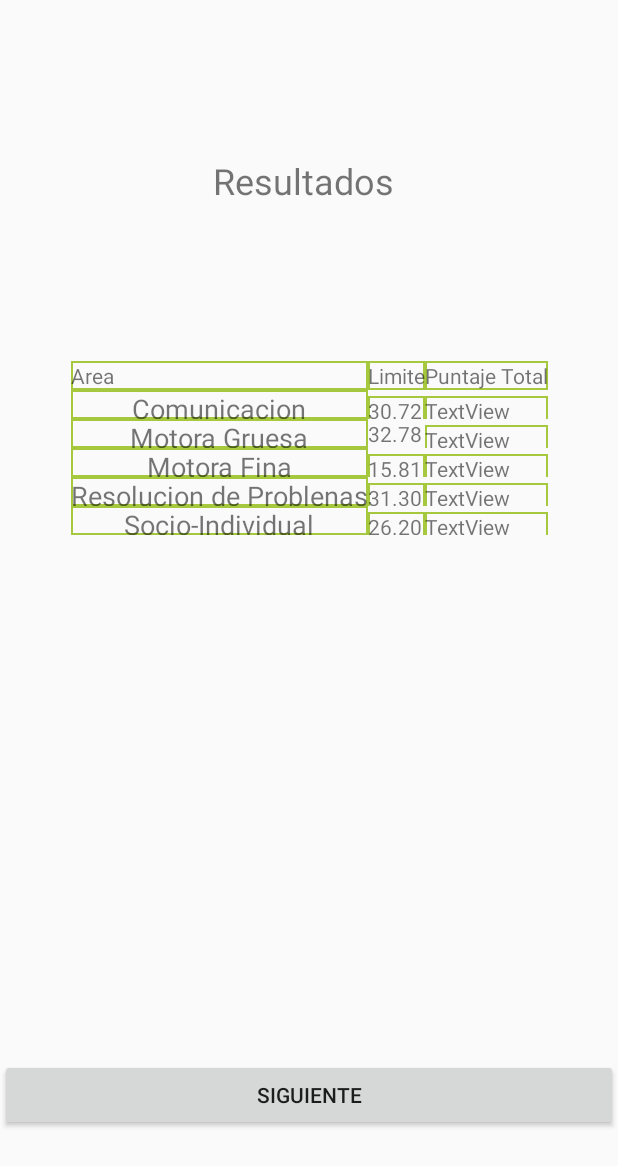
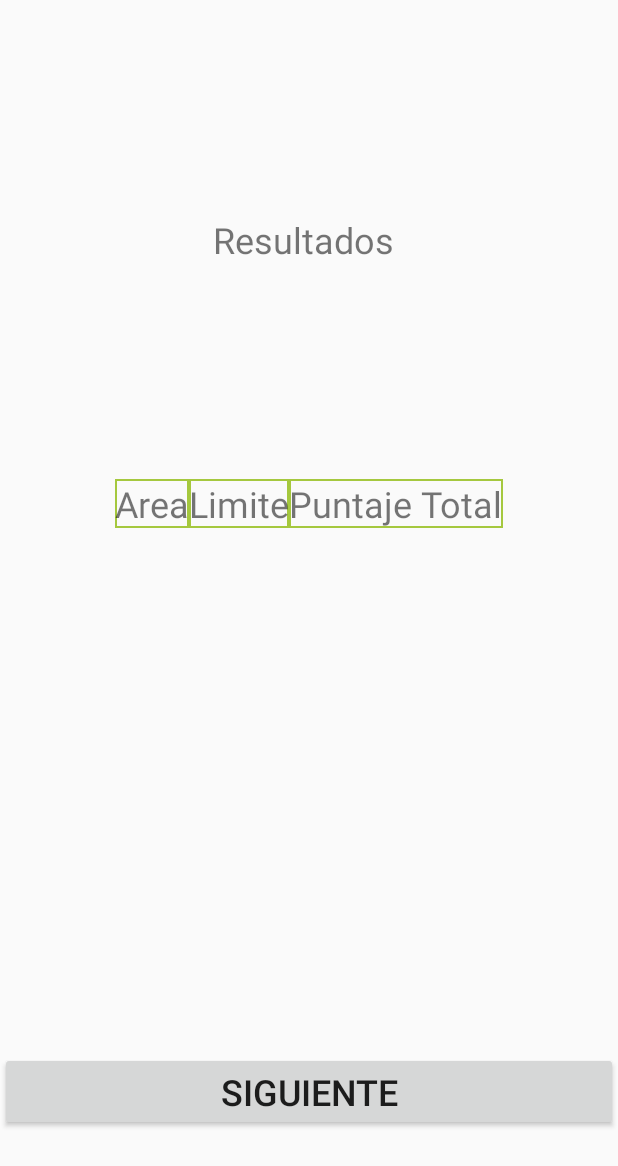
Before and after one commit to ce-force/App-rendamos, an Android app: the TestResults screen opened directly, with no data from a screen before it, on a phone screen of 412 x 824 dp. Shown: the top 1166 px of the screen. Run offline under Robolectric (Android 15) with nearby library versions, the phone set to English and light mode, and no system bars.

Commit message:
[UPDATE] Dynamically Layout

```diff
--- a/app/src/main/java/com/ceforce/app_rendamos/asq3data/TestResults.java
+++ b/app/src/main/java/com/ceforce/app_rendamos/asq3data/TestResults.java
@@ -5,6 +5,9 @@ import androidx.appcompat.app.AppCompatActivity;
 import android.content.Intent;
 import android.os.Bundle;
 import android.util.Log;
+import android.widget.Button;
+import android.widget.TableLayout;
+import android.widget.TableRow;
 
 import com.ceforce.app_rendamos.R;
 
@@ -14,6 +17,7 @@ public class TestResults extends AppCompatActivity {
 
     int[] array;
 
+
     @Override
     protected void onCreate(Bundle savedInstanceState) {
         super.onCreate(savedInstanceState);
@@ -21,4 +25,18 @@ public class TestResults extends AppCompatActivity {
 
         array = getIntent().getIntArrayExtra("result");
     }
+
+    public void createRows() {
+        TableLayout tl = (TableLayout) findViewById(R.id.table);
+        TableRow tr = new TableRow(this);
+        tr.setLayoutParams(new TableRow.LayoutParams(TableRow.LayoutParams.FILL_PARENT, TableRow.LayoutParams.WRAP_CONTENT));
+
+        Button b = new Button(this);
+        b.setText("Dynamic Button");
+        b.setLayoutParams(new TableRow.LayoutParams(TableRow.LayoutParams.FILL_PARENT, TableRow.LayoutParams.WRAP_CONTENT));
+        /* Add Button to row. */
+        tr.addView(b);
+        tl.addView(tr, new TableLayout.LayoutParams(TableLayout.LayoutParams.FILL_PARENT, TableLayout.LayoutParams.WRAP_CONTENT));
+    }
+
 }
--- a/app/src/main/res/layout/activity_test_results.xml
+++ b/app/src/main/res/layout/activity_test_results.xml
@@ -6,7 +6,6 @@
     android:layout_width="match_parent"
     android:layout_height="match_parent"
     tools:context=".asq3data.TestResults">
-
 
     <TableLayout
         android:id="@+id/table"
@@ -21,201 +20,32 @@
 
         <TableRow
             android:layout_width="match_parent"
-            android:layout_height="match_parent" >
+            android:layout_height="match_parent">
 
             <TextView
                 android:id="@+id/textView21"
                 android:layout_width="wrap_content"
                 android:layout_height="wrap_content"
                 android:background="@drawable/cell_shape"
-                android:text="Area" />
+                android:text="Area"
+                android:textSize="24dp" />
 
             <TextView
                 android:id="@+id/textView20"
                 android:layout_width="wrap_content"
                 android:layout_height="wrap_content"
                 android:background="@drawable/cell_shape"
-                android:text="Limite" />
+                android:text="Limite"
+                android:textSize="24dp" />
 
             <TextView
                 android:id="@+id/textView18"
                 android:layout_width="wrap_content"
                 android:layout_height="wrap_content"
                 android:background="@drawable/cell_shape"
-                android:text="Puntaje Total" />
+                android:text="Puntaje Total"
+                android:textSize="24dp" />
         </TableRow>
-
-        <TableRow
-            android:layout_width="match_parent"
-            android:layout_height="match_parent"/>
-
-        <TableRow
-            android:layout_width="match_parent"
-            android:layout_height="match_parent">
-
-            <TextView
-                android:id="@+id/textView3"
-                android:layout_width="match_parent"
-                android:layout_height="match_parent"
-                android:background="@drawable/cell_shape"
-                android:text="Comunicacion"
-                android:textAlignment="center"
-                android:textSize="18sp" />
-
-            <TextView
-                android:id="@+id/textView33"
-                android:layout_width="wrap_content"
-                android:layout_height="wrap_content"
-                android:layout_weight="1"
-                android:background="@drawable/cell_shape"
-                android:text="30.72" />
-
-            <TextView
-                android:id="@+id/textView34"
-                android:layout_width="wrap_content"
-                android:layout_height="wrap_content"
-                android:layout_weight="1"
-                android:background="@drawable/cell_shape"
-                android:text="TextView" />
-
-        </TableRow>
-
-        <TableRow
-            android:layout_width="match_parent"
-            android:layout_height="match_parent">
-
-            <TextView
-                android:id="@+id/textView4"
-                android:layout_width="match_parent"
-                android:layout_height="match_parent"
-                android:background="@drawable/cell_shape"
-                android:text="Motora Gruesa"
-                android:textAlignment="center"
-                android:textSize="18sp" />
-
-            <RadioGroup
-                android:id="@+id/Rgroup2"
-                android:layout_width="wrap_content"
-                android:layout_height="wrap_content"
-                android:orientation="horizontal">
-
-                <TextView
-                    android:id="@+id/textView31"
-                    android:layout_width="wrap_content"
-                    android:layout_height="wrap_content"
-                    android:layout_weight="1"
-                    android:text="32.78" />
-
-            </RadioGroup>
-
-            <TextView
-                android:id="@+id/textView32"
-                android:layout_width="wrap_content"
-                android:layout_height="wrap_content"
-                android:layout_weight="1"
-                android:background="@drawable/cell_shape"
-                android:text="TextView" />
-
-        </TableRow>
-
-        <TableRow
-            android:layout_width="match_parent"
-            android:layout_height="match_parent">
-
-            <TextView
-                android:id="@+id/textView5"
-                android:layout_width="match_parent"
-                android:layout_height="match_parent"
-                android:background="@drawable/cell_shape"
-                android:text="Motora Fina"
-                android:textAlignment="center"
-                android:textSize="18sp" />
-
-            <TextView
-                android:id="@+id/textView22"
-                android:layout_width="wrap_content"
-                android:layout_height="wrap_content"
-                android:background="@drawable/cell_shape"
-                android:text="15.81" />
-
-            <TextView
-                android:id="@+id/textView25"
-                android:layout_width="wrap_content"
-                android:layout_height="wrap_content"
-                android:background="@drawable/cell_shape"
-                android:text="TextView" />
-
-        </TableRow>
-
-        <TableRow
-            android:layout_width="match_parent"
-            android:layout_height="match_parent">
-
-            <TextView
-                android:id="@+id/textView6"
-                android:layout_width="match_parent"
-                android:layout_height="match_parent"
-                android:background="@drawable/cell_shape"
-                android:text="Resolucion de Problenas"
-                android:textAlignment="center"
-                android:textSize="18sp" />
-
-            <TextView
-                android:id="@+id/textView23"
-                android:layout_width="wrap_content"
-                android:layout_height="wrap_content"
-                android:background="@drawable/cell_shape"
-                android:text="31.30" />
-
-            <TextView
-                android:id="@+id/textView26"
-                android:layout_width="wrap_content"
-                android:layout_height="wrap_content"
-                android:background="@drawable/cell_shape"
-                android:text="TextView" />
-
-        </TableRow>
-
-        <TableRow
-            android:layout_width="match_parent"
-            android:layout_height="match_parent">
-
-            <TextView
-                android:id="@+id/textView7"
-                android:layout_width="match_parent"
-                android:layout_height="match_parent"
-                android:background="@drawable/cell_shape"
-                android:text="Socio-Individual"
-                android:textAlignment="center"
-                android:textSize="18sp" />
-
-            <TextView
-                android:id="@+id/textView29"
-                android:layout_width="wrap_content"
-                android:layout_height="wrap_content"
-                android:background="@drawable/cell_shape"
-                android:text="26.20" />
-
-            <TextView
-                android:id="@+id/textView30"
-                android:layout_width="wrap_content"
-                android:layout_height="wrap_content"
-                android:background="@drawable/cell_shape"
-                android:text="TextView" />
-
-        </TableRow>
-
-        <TableRow
-            android:layout_width="match_parent"
-            android:layout_height="match_parent">
-
-            <RadioGroup
-                android:id="@+id/Rgroup6"
-                android:layout_width="wrap_content"
-                android:layout_height="wrap_content"
-                android:orientation="horizontal"/>
-        </TableRow>
-
 
     </TableLayout>
 
@@ -224,6 +54,7 @@
         android:layout_width="match_parent"
         android:layout_height="wrap_content"
         android:layout_marginBottom="70dp"
+        android:textSize="24dp"
         android:text="Siguiente"
         app:layout_constraintBottom_toBottomOf="parent"
         app:layout_constraintEnd_toEndOf="parent"
@@ -239,12 +70,11 @@
         android:layout_marginEnd="143dp"
         android:layout_marginRight="143dp"
         android:layout_marginBottom="59dp"
+        android:textSize="24dp"
         android:text="Resultados "
-        android:textSize="24sp"
         app:layout_constraintBottom_toTopOf="@+id/table"
         app:layout_constraintEnd_toEndOf="parent"
         app:layout_constraintStart_toStartOf="parent"
         app:layout_constraintTop_toTopOf="parent" />
 
-
 </androidx.constraintlayout.widget.ConstraintLayout>
```
